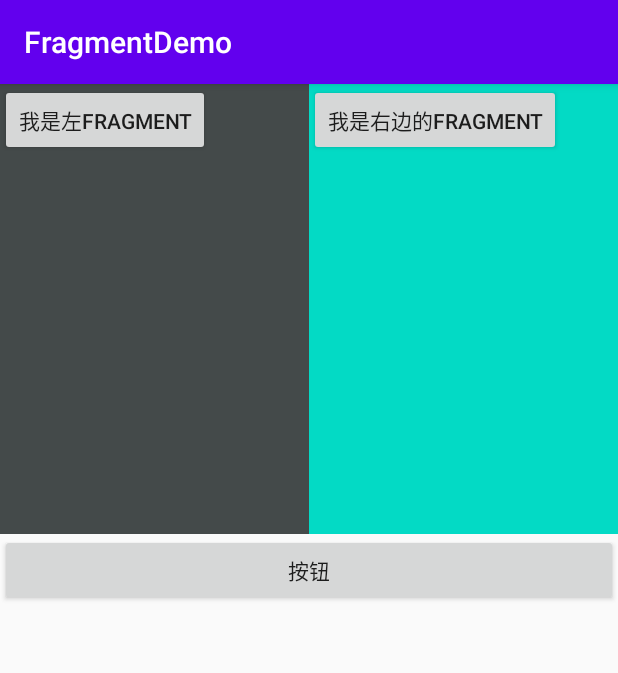
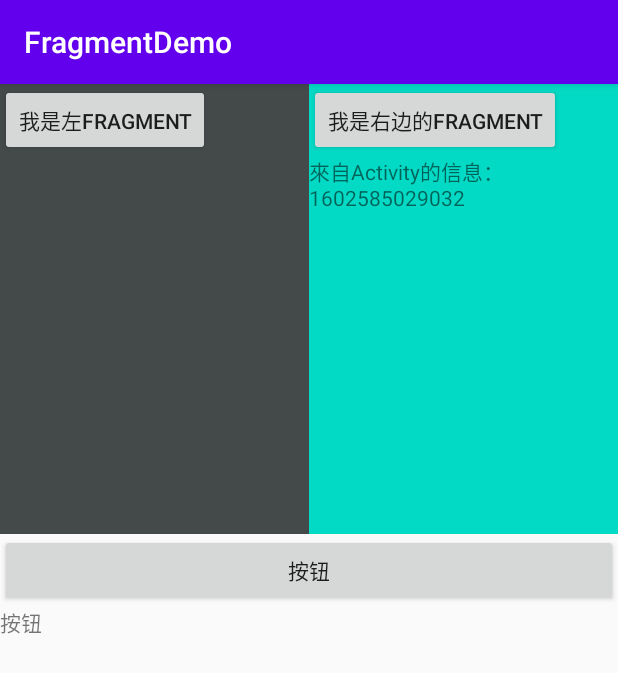
Before and after one commit to aJanefish/FragmentDemo, an Android app: the InteractionActivity screen opened directly, with no data from a screen before it, after a tap on "按钮", on a phone screen of 412 x 824 dp. Shown: the top 673 px of the screen. Run offline under Robolectric (Android 15) with nearby library versions, the phone set to English and light mode, and no system bars.

Commit message:
add 20201014 01

```diff
--- a/app/src/main/java/com/example/fragmentdemo/activity/InteractionActivity.java
+++ b/app/src/main/java/com/example/fragmentdemo/activity/InteractionActivity.java
@@ -6,21 +6,28 @@ import androidx.fragment.app.FragmentManager;
 import androidx.fragment.app.FragmentTransaction;
 
 import android.os.Bundle;
+import android.util.Log;
 import android.view.View;
 import android.widget.Button;
+import android.widget.TextView;
 
 import com.example.fragmentdemo.R;
 import com.example.fragmentdemo.fragment.AnotherRightFragment;
 import com.example.fragmentdemo.fragment.RightFragment;
 
+import org.w3c.dom.Text;
+
 //测试Activity->Fragment |  Fragment ->  Activity| Fragment -> Fragment 之间的交互
-public class InteractionActivity extends AppCompatActivity {
-    boolean flag = false;
+public class InteractionActivity extends AppCompatActivity implements RightFragment.OnMsgChangeListener {
+
+
+    private TextView des;
 
     @Override
     protected void onCreate(Bundle savedInstanceState) {
         super.onCreate(savedInstanceState);
         setContentView(R.layout.activity_interaction);
+        des = findViewById(R.id.activity_interaction_des);
     }
 
     private void replaceFragment(Fragment fragment) {
@@ -36,12 +43,36 @@ public class InteractionActivity extends AppCompatActivity {
         beginTransaction.commit();
     }
 
+    boolean flag = false;
+
     public void interactionActivityTest(View view) {
         if (flag) {
-            replaceFragment(new AnotherRightFragment());
+            AnotherRightFragment anotherRightFragment = new AnotherRightFragment();
+            Bundle bundle = new Bundle();
+            long now = System.currentTimeMillis();
+            Log.d("zhangyu20201012", "interactionActivityTest start AnotherRightFragment now:" + now);
+            bundle.putString("testKey", "" + now);
+            anotherRightFragment.setArguments(bundle);
+            replaceFragment(anotherRightFragment);
         } else {
-            replaceFragment(new RightFragment());
+            RightFragment rightFragment = new RightFragment();
+            rightFragment.setMsgChangeListener(this);
+            Bundle bundle = new Bundle();
+            long now = System.currentTimeMillis();
+            Log.d("zhangyu20201012", "interactionActivityTest start RightFragment now:" + now);
+            bundle.putString("testKey", "" + now);
+            rightFragment.setArguments(bundle);
+            replaceFragment(rightFragment);
         }
         flag = !flag;
     }
+
+    public void testDes(String msg) {
+        des.setText(msg);
+    }
+
+    @Override
+    public void msgChange(String msg) {
+        des.setText(msg);
+    }
 }
--- a/app/src/main/java/com/example/fragmentdemo/fragment/RightFragment.java
+++ b/app/src/main/java/com/example/fragmentdemo/fragment/RightFragment.java
@@ -1,17 +1,24 @@
 package com.example.fragmentdemo.fragment;
 
 import android.os.Bundle;
+import android.util.Log;
 import android.view.LayoutInflater;
 import android.view.View;
 import android.view.ViewGroup;
+import android.widget.Button;
+import android.widget.TextView;
 
 import androidx.annotation.NonNull;
 import androidx.annotation.Nullable;
 import androidx.fragment.app.Fragment;
+import androidx.fragment.app.FragmentActivity;
 
 import com.example.fragmentdemo.R;
+import com.example.fragmentdemo.activity.InteractionActivity;
 
 public class RightFragment extends Fragment {
+
+    private OnMsgChangeListener msgChangeListener;
 
     @Nullable
     @Override
@@ -19,4 +26,43 @@ public class RightFragment extends Fragment {
         //return super.onCreateView(inflater, container, savedInstanceState);
         return inflater.inflate(R.layout.right_fragment, container, false);
     }
+
+    @Override
+    public void onViewCreated(@NonNull View view, @Nullable Bundle savedInstanceState) {
+        super.onViewCreated(view, savedInstanceState);
+        TextView des = view.findViewById(R.id.right_fragment_des);
+
+
+        Bundle bundle = getArguments();
+        if (bundle != null) {
+            String testKey = bundle.getString("testKey");
+            des.setText("來自Activity的信息：" + testKey);
+        }
+
+        final FragmentActivity activity = getActivity();
+        Log.d("zhangyu20201012", "RightFragment onViewCreated:" + activity);
+        Button button = view.findViewById(R.id.right_fragment_button);
+        button.setOnClickListener(new View.OnClickListener() {
+            @Override
+            public void onClick(View v) {
+//                if (activity instanceof InteractionActivity) {
+//                    ((InteractionActivity) activity).testDes("我是来自RightFragment的信息");
+//                }
+                if (msgChangeListener != null) {
+                    msgChangeListener.msgChange("我是来自RightFragment的信息,通过接口");
+                }
+            }
+        });
+    }
+
+    /**
+     * 内部接口
+     */
+    public interface OnMsgChangeListener {
+        void msgChange(String msg);
+    }
+
+    public void setMsgChangeListener(OnMsgChangeListener msgChangeListener) {
+        this.msgChangeListener = msgChangeListener;
+    }
 }
--- a/app/src/main/res/layout/activity_interaction.xml
+++ b/app/src/main/res/layout/activity_interaction.xml
@@ -28,10 +28,18 @@
     </LinearLayout>
 
     <Button
+        android:id="@+id/activity_interaction_button"
+        android:layout_width="match_parent"
+        android:layout_height="wrap_content"
+        android:onClick="interactionActivityTest"
         android:text="按钮"
-        android:onClick="interactionActivityTest"
+        app:layout_constraintTop_toBottomOf="@id/activity_interaction_ll" />
+
+    <TextView
+        android:id="@+id/activity_interaction_des"
         android:layout_width="match_parent"
-        app:layout_constraintTop_toBottomOf="@id/activity_interaction_ll"
-        android:layout_height="wrap_content"/>
+        android:layout_height="wrap_content"
+        android:text="按钮"
+        app:layout_constraintTop_toBottomOf="@id/activity_interaction_button" />
 
 </androidx.constraintlayout.widget.ConstraintLayout>
--- a/app/src/main/res/layout/right_fragment.xml
+++ b/app/src/main/res/layout/right_fragment.xml
@@ -2,11 +2,19 @@
 <androidx.constraintlayout.widget.ConstraintLayout xmlns:android="http://schemas.android.com/apk/res/android"
     android:layout_width="match_parent"
     android:layout_height="match_parent"
+    xmlns:app="http://schemas.android.com/apk/res-auto"
     android:background="@color/colorAccent">
 
     <Button
+        android:id="@+id/right_fragment_button"
         android:layout_width="wrap_content"
         android:layout_height="wrap_content"
         android:text="我是右边的fragment" />
 
+    <TextView
+        android:id="@+id/right_fragment_des"
+        android:layout_width="wrap_content"
+        android:layout_height="wrap_content"
+        app:layout_constraintTop_toBottomOf="@id/right_fragment_button"/>
+
 </androidx.constraintlayout.widget.ConstraintLayout>
```
Also changed, not shown: app/src/main/java/com/example/fragmentdemo/fragment/AnotherRightFragment.java (+30 -0 lines), app/src/main/res/layout/another_right_fragment.xml (+7 -0 lines).
